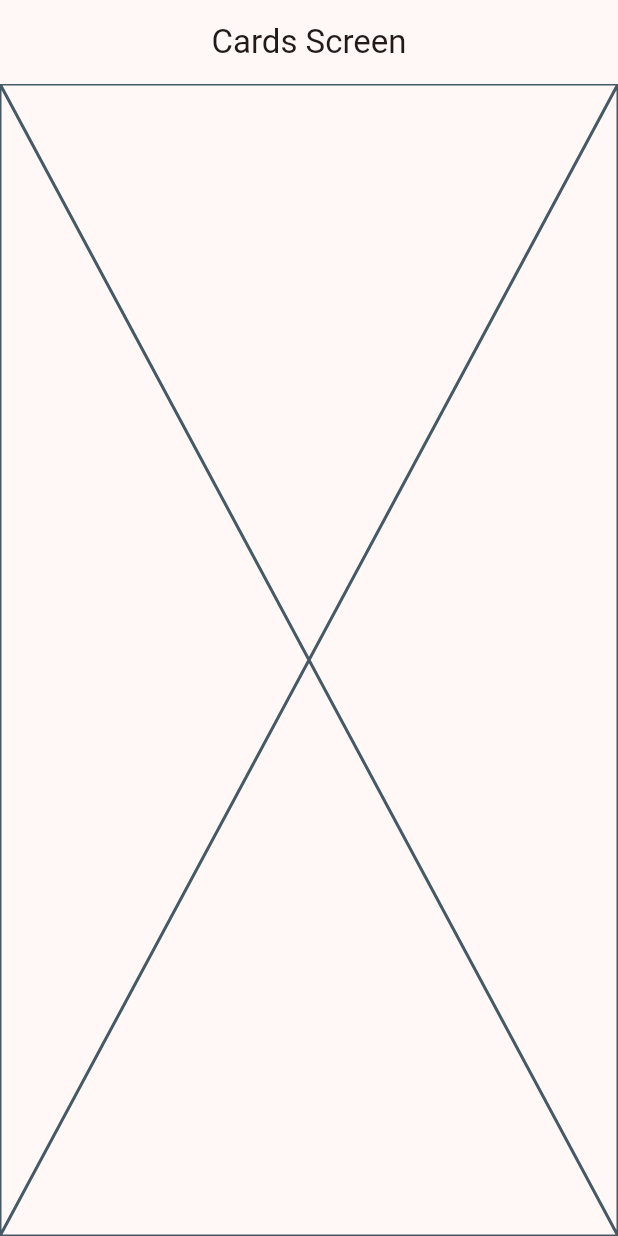
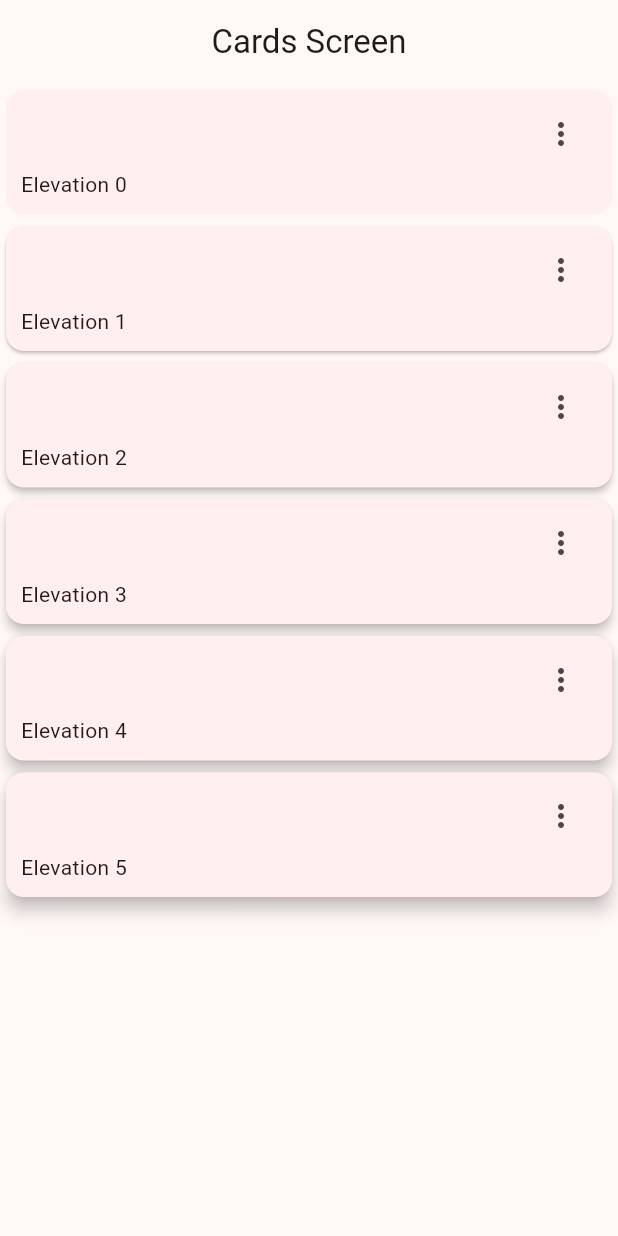
Before and after one commit to legallyfree/widgets_flutter, a Flutter app: the CardsScreen screen opened by its route, on a phone screen of 412 x 824 dp. Run offline on Flutter 3.47's test engine with Material 2 defaults, Android fonts, the phone set to English and light mode, and no system bars; our stand-ins replace go_router.

Commit message:
v127 se definió las tarjetas

```diff
--- a/lib/presentation/screens/cards/cards_screen.dart
+++ b/lib/presentation/screens/cards/cards_screen.dart
@@ -1,4 +1,13 @@
 import 'package:flutter/material.dart';
+
+const cards = <Map<String, dynamic>>[
+  {"elevation": 0.0, "label": "Elevation 0"},
+  {"elevation": 1.0, "label": "Elevation 1"},
+  {"elevation": 2.0, "label": "Elevation 2"},
+  {"elevation": 3.0, "label": "Elevation 3"},
+  {"elevation": 4.0, "label": "Elevation 4"},
+  {"elevation": 5.0, "label": "Elevation 5"},
+];
 
 class CardsScreen extends StatelessWidget {
   const CardsScreen({super.key});
@@ -11,7 +20,55 @@
       appBar: AppBar(
         title: const Text("Cards Screen"),
       ),
-      body: const Placeholder(),
+      body: const _CardsView(),
     );
   }
 }
+
+class _CardsView extends StatelessWidget {
+  const _CardsView();
+
+  @override
+  Widget build(BuildContext context) {
+    return SingleChildScrollView(
+      child: Column(
+        children: [
+          ...cards.map((card) =>
+              _CardType1(elevation: card['elevation'], label: card['label'])),
+        ],
+      ),
+    );
+  }
+}
+
+class _CardType1 extends StatelessWidget {
+  const _CardType1({required this.label, required this.elevation});
+
+  final String label;
+  final double elevation;
+
+  @override
+  Widget build(BuildContext context) {
+    return Card(
+      elevation: elevation,
+      child: Padding(
+        padding: const EdgeInsets.fromLTRB(10, 5, 10, 10),
+        child: Column(
+          children: [
+            Align(
+              alignment: Alignment.topRight,
+              child: IconButton(
+                icon: const Icon(Icons.more_vert_outlined),
+                onPressed: () {},
+              ),
+            ),
+            Align(
+              alignment: Alignment.bottomLeft,
+              child: Text(label),
+            ),
+          ],
+        ),
+      ),
+    );
+  }
+}
```
